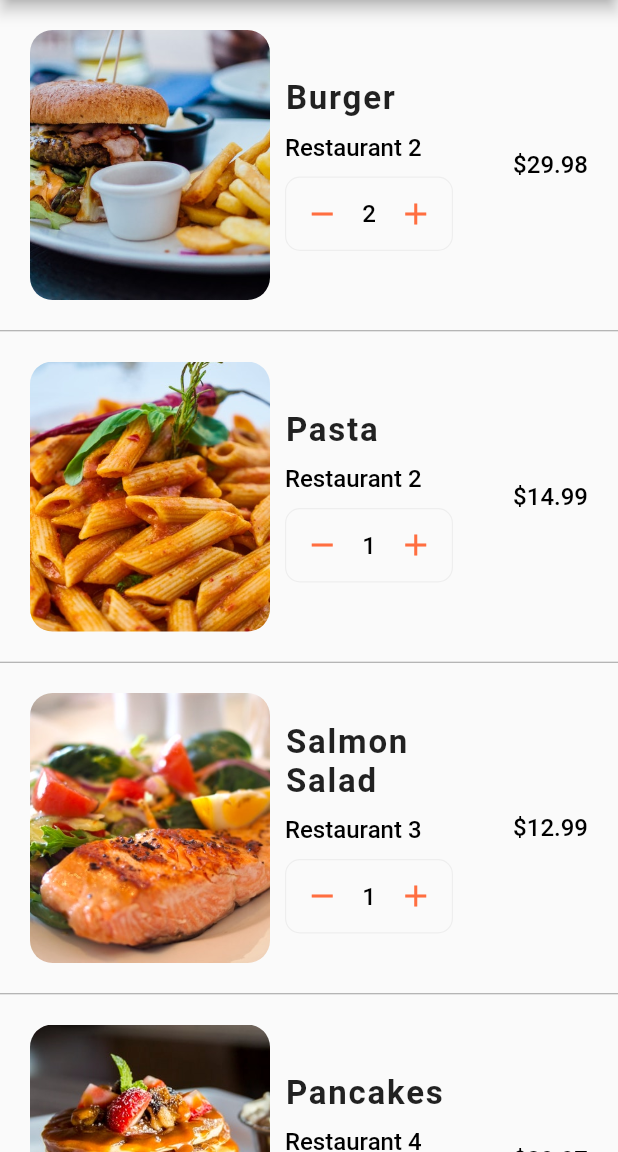
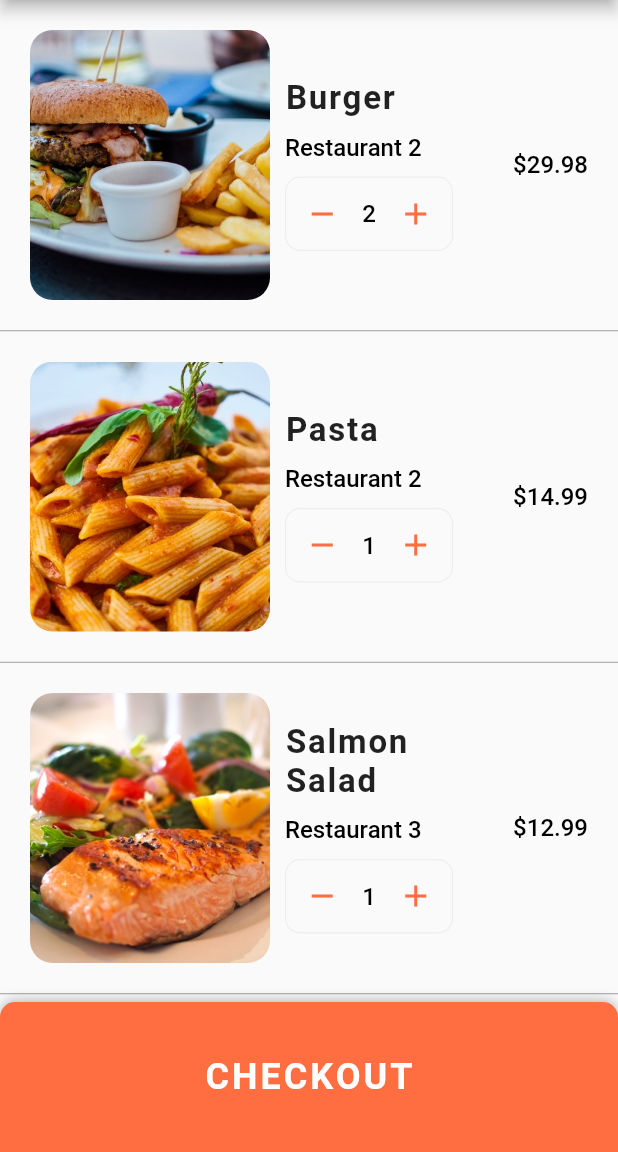
Before and after one commit to AhmedAli2003/food_delivery_ui, a Flutter app: the CartPage screen opened directly, after a tap on the "remove" icon, on a phone screen of 412 x 824 dp, the part 84-1236 px from its top. Run offline on Flutter 3.47's test engine with Material 2 defaults, Android fonts, the light colour scheme and no system bars.

Commit message:
finish app :)

```diff
--- a/lib/constants/app_texts.dart
+++ b/lib/constants/app_texts.dart
@@ -7,4 +7,7 @@ mixin AppTexts {
   static const String reviewsButton = 'Reviews';
   static const String contactButton = 'Contact';
   static const String menu = 'Menu';
+  static const String estimatedDeliveryTime = 'Estimated Delivery Time';
+  static const String totalCost = 'Total Cost';
+  static const String checkout = 'CHECKOUT';
 }
--- a/lib/pages/cart_page.dart
+++ b/lib/pages/cart_page.dart
@@ -2,7 +2,8 @@ import 'package:flutter/material.dart';
 import 'package:food_delivery_ui/constants/app_texts.dart';
 import 'package:food_delivery_ui/data/data.dart';
 import 'package:food_delivery_ui/theme/app_colors.dart';
-import 'package:food_delivery_ui/widgets/food_image_widget.dart';
+import 'package:food_delivery_ui/widgets/cart_item_widget.dart';
+import 'package:food_delivery_ui/widgets/total_cost_widget.dart';
 
 class CartPage extends StatelessWidget {
   const CartPage({super.key});
@@ -18,74 +19,13 @@ class CartPage extends StatelessWidget {
       ),
       body: ListView.separated(
         physics: const BouncingScrollPhysics(),
-        itemCount: currentUser.cart.length,
+        itemCount: currentUser.cart.length + 1,
         itemBuilder: (context, index) {
-          final order = currentUser.cart[index];
-          return Container(
-            height: 220,
-            padding: const EdgeInsets.all(20.0),
-            child: Row(
-              children: [
-                FoodImageWidget(
-                  imageUrl: order.food.imageUrl,
-                  height: 180,
-                  width: 160,
-                ),
-                Expanded(
-                  child: Container(
-                    margin: const EdgeInsets.all(10.0),
-                    child: Column(
-                      mainAxisAlignment: MainAxisAlignment.center,
-                      crossAxisAlignment: CrossAxisAlignment.start,
-                      children: [
-                        Text(
-                          order.food.name,
-                          style: Theme.of(context).textTheme.titleMedium!.copyWith(fontSize: 22),
-                          overflow: TextOverflow.ellipsis,
-                          maxLines: 2,
-                        ),
-                        const SizedBox(height: 10),
-                        Text(
-                          order.restaurant.name,
-                          style: Theme.of(context).textTheme.displayMedium,
-                          overflow: TextOverflow.ellipsis,
-                        ),
-                        const SizedBox(height: 10),
-                        Container(
-                          width: 112,
-                          decoration: BoxDecoration(
-                            borderRadius: BorderRadius.circular(10.0),
-                            border: Border.all(width: 0.8, color: AppColors.greyBorderColor),
-                          ),
-                          child: Row(
-                            mainAxisAlignment: MainAxisAlignment.spaceBetween,
-                            children: [
-                              IconButton(
-                                onPressed: () {},
-                                icon: const Icon(Icons.remove, color: AppColors.primaryColor),
-                              ),
-                              Text(
-                                order.quantity.toString(),
-                                style: Theme.of(context).textTheme.displayMedium,
-                              ),
-                              IconButton(
-                                onPressed: () {},
-                                icon: const Icon(Icons.add, color: AppColors.primaryColor),
-                              ),
-                            ],
-                          ),
-                        ),
-                      ],
-                    ),
-                  ),
-                ),
-                Text(
-                  '\$${order.quantity * order.food.price}',
-                  style: Theme.of(context).textTheme.displayMedium,
-                ),
-              ],
-            ),
-          );
+          if (index < currentUser.cart.length) {
+            final order = currentUser.cart[index];
+            return CartItemWidget(order: order);
+          }
+          return TotalCostWidget(cart: currentUser.cart);
         },
         separatorBuilder: (_, __) {
           return const Divider(
@@ -94,6 +34,32 @@ class CartPage extends StatelessWidget {
           );
         },
       ),
+      bottomSheet: Container(
+        height: 100.0,
+        decoration: const BoxDecoration(
+          color: AppColors.primaryColor,
+          boxShadow: [
+            BoxShadow(
+              color: Colors.black26,
+              offset: Offset(0, -1),
+              blurRadius: 6.0,
+            ),
+          ],
+          borderRadius: BorderRadius.only(
+            topLeft: Radius.circular(10),
+            topRight: Radius.circular(10),
+          ),
+        ),
+        child: Center(
+          child: TextButton(
+            onPressed: () {},
+            child: Text(
+              AppTexts.checkout,
+              style: Theme.of(context).textTheme.titleLarge,
+            ),
+          ),
+        ),
+      ),
     );
   }
 }
--- a/lib/theme/app_colors.dart
+++ b/lib/theme/app_colors.dart
@@ -28,4 +28,5 @@ class AppColors {
   static const Color gradientColor2 = Color.fromRGBO(0, 0, 0, 0.3);
   static const Color gradientColor3 = Color.fromRGBO(0, 0, 0, 0.25);
   static const Color gradientColor4 = Color.fromRGBO(0, 0, 0, 0.2);
+  static const Color priceColor = Color.fromRGBO(56, 142, 60, 1);
 }
--- a/lib/theme/app_theme.dart
+++ b/lib/theme/app_theme.dart
@@ -17,6 +17,11 @@ final ThemeData theme = ThemeData(
       color: Colors.black,
       fontSize: 16,
       fontWeight: FontWeight.w500,
+    ),
+    displayLarge: TextStyle(
+      color: Colors.black,
+      fontSize: 20,
+      fontWeight: FontWeight.w600,
     ),
     bodySmall: TextStyle(
       color: Colors.grey,
@@ -39,6 +44,12 @@ final ThemeData theme = ThemeData(
       fontWeight: FontWeight.w600,
       letterSpacing: 1.2,
     ),
+    titleLarge: TextStyle(
+      color: Colors.white,
+      fontSize: 24.0,
+      fontWeight: FontWeight.bold,
+      letterSpacing: 2.0,
+    ),
   ),
   splashColor: AppColors.transparent,
   highlightColor: AppColors.transparent,
--- a/lib/utils/ui_general_functions.dart
+++ b/lib/utils/ui_general_functions.dart
@@ -1,5 +1,6 @@
 import 'package:flutter/material.dart' show Colors;
 import 'package:flutter/services.dart';
+import 'package:food_delivery_ui/theme/app_colors.dart';
 
 void setUIOverlayStyle() {
   SystemChrome.setSystemUIOverlayStyle(
@@ -7,6 +8,7 @@ void setUIOverlayStyle() {
       statusBarBrightness: Brightness.dark,
       statusBarColor: Colors.transparent,
       statusBarIconBrightness: Brightness.light,
-    )
+      systemNavigationBarColor: AppColors.primaryColor,
+    ),
   );
 }
--- /dev/null
+++ b/lib/widgets/cart_item_widget.dart
@@ -0,0 +1,82 @@
+import 'package:flutter/material.dart';
+import 'package:food_delivery_ui/models/order.dart';
+import 'package:food_delivery_ui/theme/app_colors.dart';
+import 'package:food_delivery_ui/widgets/food_image_widget.dart';
+
+class CartItemWidget extends StatelessWidget {
+  const CartItemWidget({
+    Key? key,
+    required this.order,
+  }) : super(key: key);
+
+  final Order order;
+
+  @override
+  Widget build(BuildContext context) {
+    return Container(
+      height: 220,
+      padding: const EdgeInsets.all(20.0),
+      child: Row(
+        children: [
+          FoodImageWidget(
+            imageUrl: order.food.imageUrl,
+            height: 180,
+            width: 160,
+          ),
+          Expanded(
+            child: Container(
+              margin: const EdgeInsets.all(10.0),
+              child: Column(
+                mainAxisAlignment: MainAxisAlignment.center,
+                crossAxisAlignment: CrossAxisAlignment.start,
+                children: [
+                  Text(
+                    order.food.name,
+                    style: Theme.of(context).textTheme.titleMedium!.copyWith(fontSize: 22),
+                    overflow: TextOverflow.ellipsis,
+                    maxLines: 2,
+                  ),
+                  const SizedBox(height: 10),
+                  Text(
+                    order.restaurant.name,
+                    style: Theme.of(context).textTheme.displayMedium,
+                    overflow: TextOverflow.ellipsis,
+                  ),
+                  const SizedBox(height: 10),
+                  Container(
+                    width: 112,
+                    decoration: BoxDecoration(
+                      borderRadius: BorderRadius.circular(10.0),
+                      border: Border.all(width: 0.8, color: AppColors.greyBorderColor),
+                    ),
+                    child: Row(
+                      mainAxisAlignment: MainAxisAlignment.spaceBetween,
+                      children: [
+                        IconButton(
+                          onPressed: () {},
+                          icon: const Icon(Icons.remove, color: AppColors.primaryColor),
+                        ),
+                        Text(
+                          order.quantity.toString(),
+                          style: Theme.of(context).textTheme.displayMedium,
+                        ),
+                        IconButton(
+                          onPressed: () {},
+                          icon: const Icon(Icons.add, color: AppColors.primaryColor),
+                        ),
+                      ],
+                    ),
+                  ),
+                ],
+              ),
+            ),
+          ),
+          Text(
+            '\$${order.quantity * order.food.price}',
+            style: Theme.of(context).textTheme.displayMedium,
+          ),
+        ],
+      ),
+    );
+  }
+}
--- /dev/null
+++ b/lib/widgets/total_cost_widget.dart
@@ -0,0 +1,60 @@
+import 'package:flutter/material.dart';
+import 'package:food_delivery_ui/constants/app_texts.dart';
+import 'package:food_delivery_ui/models/order.dart';
+import 'package:food_delivery_ui/theme/app_colors.dart';
+
+class TotalCostWidget extends StatelessWidget {
+  final List<Order> cart;
+  const TotalCostWidget({
+    Key? key,
+    required this.cart,
+  }) : super(key: key);
+
+  double _getTotalPrice(List<Order> cart) {
+    double totalPrice = 0.0;
+    for (final element in cart) {
+      totalPrice += element.food.price * element.quantity;
+    }
+    return totalPrice;
+  }
+
+  @override
+  Widget build(BuildContext context) {
+    final totalPrice = _getTotalPrice(cart);
+    return Padding(
+      padding: const EdgeInsets.all(20.0),
+      child: Column(
+        children: [
+          Row(
+            mainAxisAlignment: MainAxisAlignment.spaceBetween,
+            children: [
+              Text(
+                AppTexts.estimatedDeliveryTime,
+                style: Theme.of(context).textTheme.displayLarge,
+              ),
+              Text(
+                '25 min',
+                style: Theme.of(context).textTheme.displayLarge,
+              ),
+            ],
+          ),
+          const SizedBox(height: 20.0),
+          Row(
+            mainAxisAlignment: MainAxisAlignment.spaceBetween,
+            children: [
+              Text(
+                AppTexts.totalCost,
+                style: Theme.of(context).textTheme.displayLarge,
+              ),
+              Text(
+                '\$${totalPrice.toStringAsFixed(2)}',
+                style: Theme.of(context).textTheme.displayLarge!.copyWith(color: AppColors.priceColor),
+              ),
+            ],
+          ),
+          const SizedBox(height: 100),
+        ],
+      ),
+    );
+  }
+}
```
